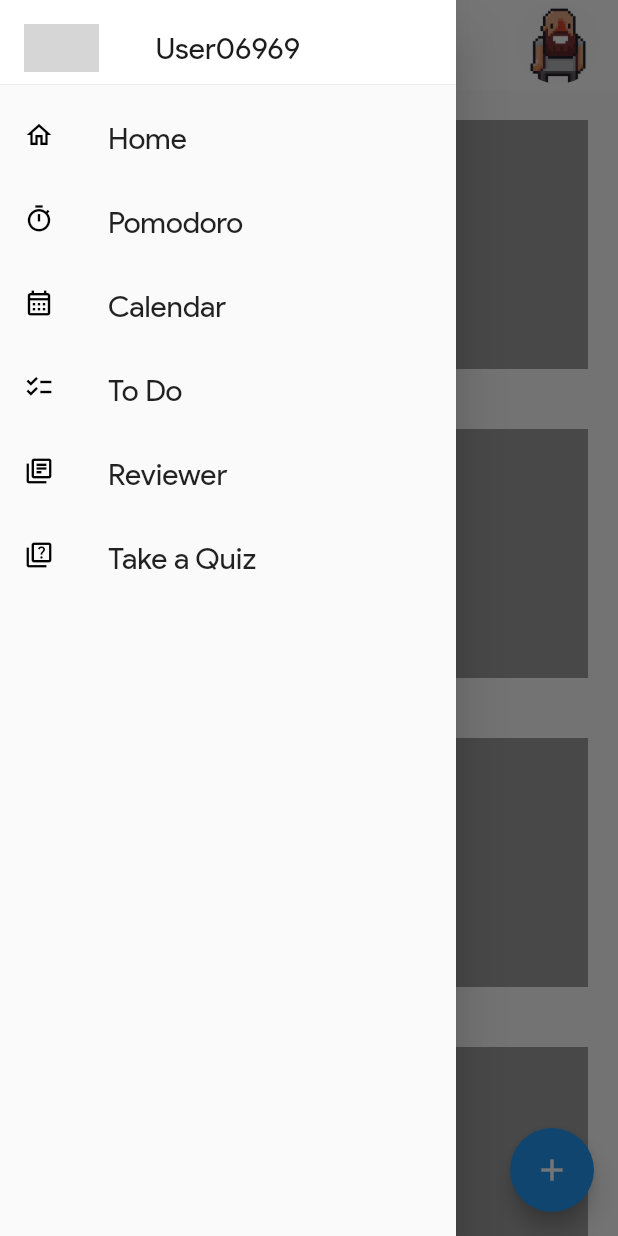
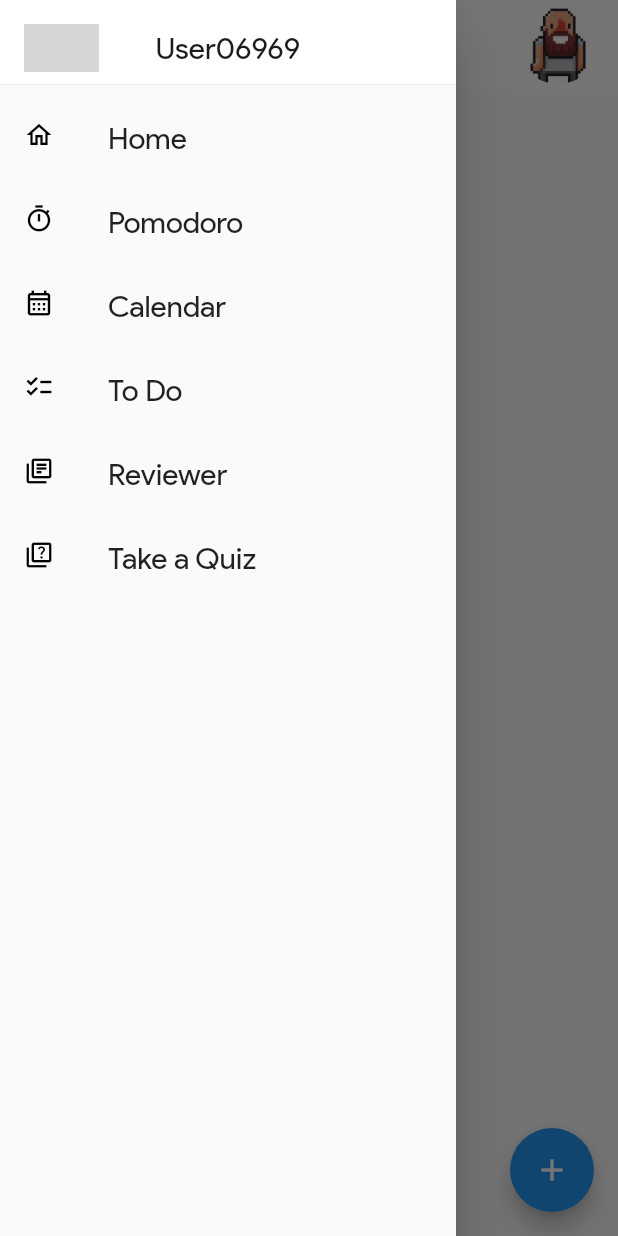
Before and after one commit to Bryan-Monterozo/study_first_ggs_later, a Flutter app: the ReviewerNotes screen opened directly, with the side drawer open, on a phone screen of 412 x 824 dp. Run offline on Flutter 3.47's test engine with Material 2 defaults, Android fonts, the phone set to English and light mode, and no system bars; our stand-ins replace cloud_firestore, firebase_core, flip_card, percent_indicator; accounts and stored records are empty; network calls fail; grey boxes are pictures that could not be loaded.

Commit message:
add & display notes with db

```diff
--- a/lib/modules/pomodoro/view/screens/pomodoro.dart
+++ b/lib/modules/pomodoro/view/screens/pomodoro.dart
@@ -69,8 +69,8 @@ class _PomodoroState extends State<Pomodoro> {
               const SizedBox(
                 height: 20,
               ),
-              Text('POMODORO',
-                  style: const TextStyle(fontSize: 30, fontFamily: 'PIXEL', color: Color(0xFF0B6BA7),)),
+              const Text('POMODORO',
+                  style: TextStyle(fontSize: 30, fontFamily: 'PIXEL', color: Color(0xFF0B6BA7),)),
               const SizedBox(
                 height: 20,
               ),
--- a/lib/modules/pomodoro/view/widgets/pomodoro_button.dart
+++ b/lib/modules/pomodoro/view/widgets/pomodoro_button.dart
@@ -11,7 +11,7 @@ class PomodoroButton extends StatelessWidget {
   return ButtonTheme(
     minWidth: 200.0,
     child: Container(
-      decoration: BoxDecoration(
+      decoration: const BoxDecoration(
         color: Color(0xFF0B6BA7),
       ),
       child: ElevatedButton(
@@ -23,7 +23,7 @@ class PomodoroButton extends StatelessWidget {
         ),
         child: Text(
           text,
-          style: TextStyle(fontSize: 16, color: Colors.white),
+          style: const TextStyle(fontSize: 16, color: Colors.white),
         ),
       ),
     ),
--- a/lib/modules/reviewer/view/screens/reviewer.dart
+++ b/lib/modules/reviewer/view/screens/reviewer.dart
@@ -30,7 +30,7 @@ class StudyReviewer extends StatelessWidget {
             ),
             ReviewerButton(
               onTap: () {
-                Navigator.push(context, MaterialPageRoute(builder: (context) => const ReviewerNotes()));
+                Navigator.push(context, MaterialPageRoute(builder: (context) => ReviewerNotes()));
               },
               text: "Notes",
             ),
--- a/lib/modules/reviewer/view/screens/reviewer_notes.dart
+++ b/lib/modules/reviewer/view/screens/reviewer_notes.dart
@@ -1,10 +1,13 @@
 import 'package:flutter/material.dart';
+import 'package:cloud_firestore/cloud_firestore.dart';
 import 'package:study_first_ggs_later/modules/shared/app_bar.dart';
 import 'package:study_first_ggs_later/modules/shared/nav_bar.dart';
-import 'package:study_first_ggs_later/modules/reviewer/view/screens/reviewer_edit_notes.dart';
+import 'package:study_first_ggs_later/modules/reviewer/view/screens/reviewer_add_notes.dart';
 
 class ReviewerNotes extends StatelessWidget {
-  const ReviewerNotes({super.key});
+  ReviewerNotes({super.key});
+
+  final ref = FirebaseFirestore.instance.collection('notes');
 
   @override
   Widget build(BuildContext context) {
@@ -16,24 +19,37 @@ class ReviewerNotes extends StatelessWidget {
         floatingActionButton: FloatingActionButton(
           child: const Icon(Icons.add),
           onPressed: () {
-          Navigator.push(context, MaterialPageRoute(builder: (context) => const ReviewerAddNote()));
+            Navigator.push(
+                context,
+                MaterialPageRoute(
+                    builder: (context) => const ReviewerAddNote()));
           },
         ),
         drawer: const NavDrawer(),
         body: SafeArea(
-        child: GridView.builder(
-        gridDelegate: const SliverGridDelegateWithFixedCrossAxisCount(
-          crossAxisCount: 2),
-          itemCount: 10,
-          itemBuilder: (_, index) {
+            child: StreamBuilder(
+                stream: ref.snapshots(),
+                builder: (context, AsyncSnapshot<QuerySnapshot> snapshot) {
+                  if (snapshot.connectionState == ConnectionState.waiting) {
+                    return const Center(child: CircularProgressIndicator());
+                  }
+                  return GridView.builder(
+                      gridDelegate:
+                          const SliverGridDelegateWithFixedCrossAxisCount(crossAxisCount: 2),
+                      itemCount: snapshot.hasData ? snapshot.data!.docs.length : 0,
+                      itemBuilder: (context, index) {
                         return Container(
                             margin: const EdgeInsets.all(20),
                             height: 150,
                             color: Colors.grey,
-            );
-          }
-        )
+                            child: Column(
+                              children: [
+                                Text(snapshot.data!.docs[index]['title']),
+                                Text(snapshot.data!.docs[index]['content']),
+                              ],
                             )
                             );
+                      });
+                })));
   }
 }
```
Also changed, not shown: lib/main.dart (+7 -2 lines), lib/modules/reviewer/models/note.dart (added, +22 -0 lines), lib/modules/reviewer/services/reviewer_notes_collection.dart (added, +17 -0 lines), lib/modules/reviewer/view/screens/reviewer_add_notes.dart (added, +122 -0 lines), lib/modules/reviewer/view/screens/reviewer_edit_notes.dart (deleted, +0 -69 lines). Lines whose indentation alone changed are shown as unchanged.
